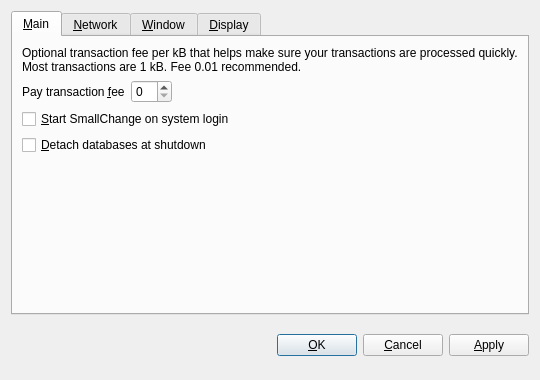
Old version of the form src/qt/forms/optionsdialog.ui in the repository ittscoin/ittscoin.
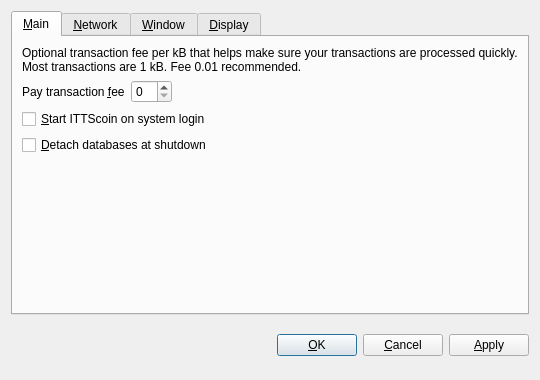
New version of the form. The open tabs and pages were chosen to show the change. Custom widgets are drawn as their Qt base class.

Diff of the .ui file:
```diff
--- a/src/qt/forms/optionsdialog.ui
+++ b/src/qt/forms/optionsdialog.ui
@@ -82,7 +82,7 @@
           <string>Automatically start SmallChange after logging in to the system.</string>
          </property>
          <property name="text">
-          <string>&amp;Start SmallChange on system login</string>
+          <string>&amp;Start ITTScoin on system login</string>
          </property>
         </widget>
        </item>
```
Left out of the diff: 10 changed lines with no effect on the pictures.
